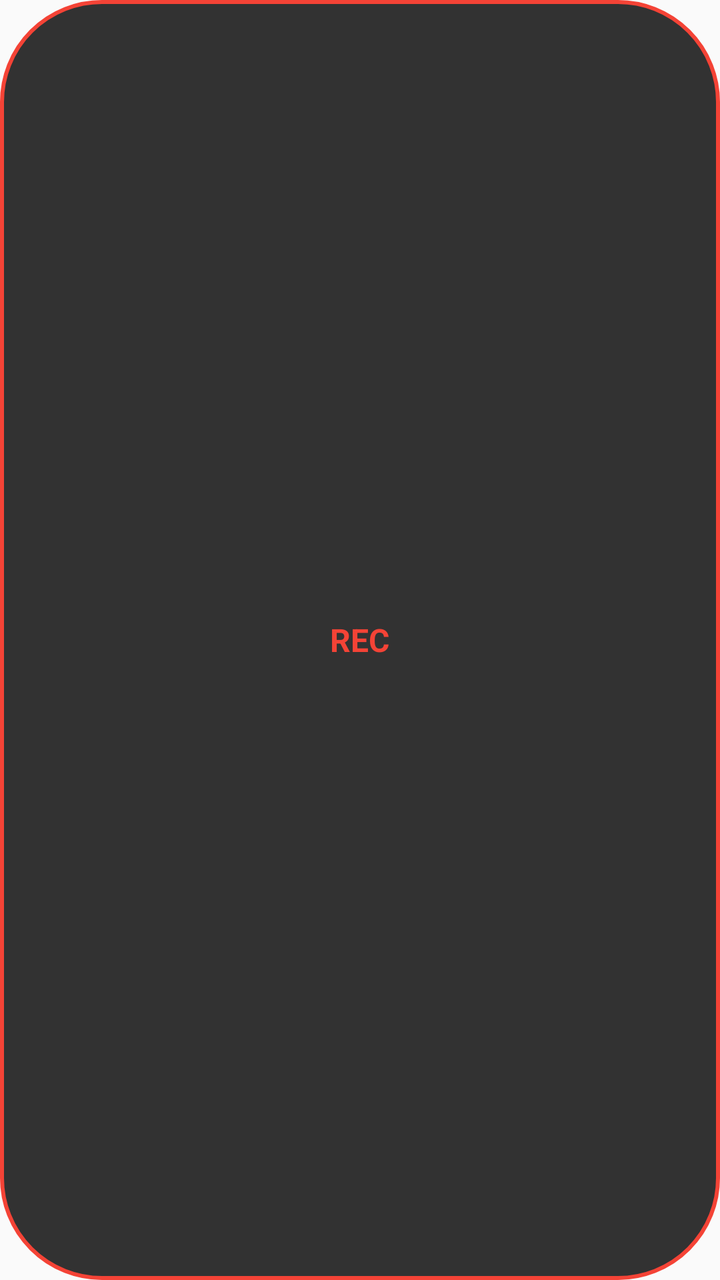
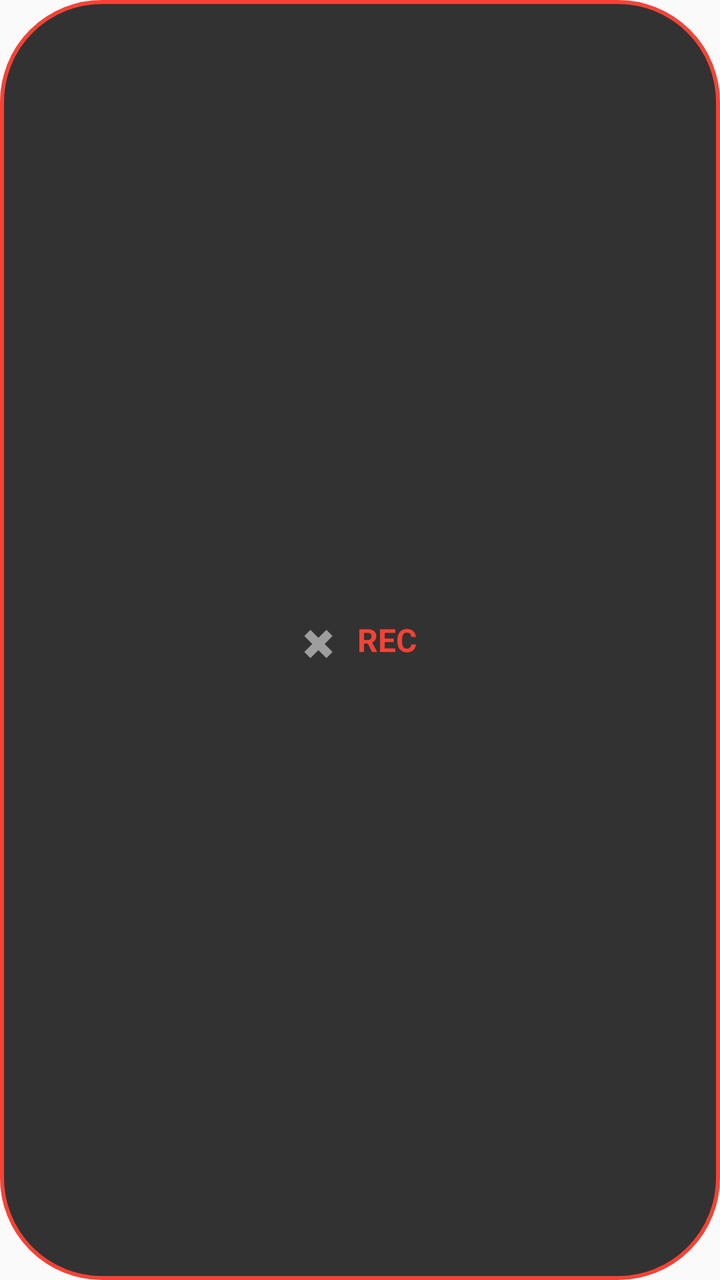

Screens rendered from an Android XML layout before and after an edit, with the pre-edit source and the edit as a unified diff.
<!-- AndroidManifest.xml: application theme Theme.AppCompat.Light.NoActionBar -->
<!-- res/layout/layout_floating_widget.xml -->
<?xml version="1.0" encoding="utf-8"?>
<LinearLayout xmlns:android="http://schemas.android.com/apk/res/android"
    android:id="@+id/floatingRoot"
    android:layout_width="wrap_content"
    android:layout_height="wrap_content"
    android:background="@drawable/bg_floating"
    android:paddingHorizontal="16dp"
    android:paddingVertical="12dp"
    android:orientation="horizontal"
    android:gravity="center"
    android:elevation="8dp">

    
    <TextView
        android:id="@+id/tvAction"
        android:layout_width="wrap_content"
        android:layout_height="wrap_content"
        android:text="REC"
        android:textColor="#F44336"
        android:textStyle="bold"
        android:textSize="16sp"/>

    
    <Chronometer
        android:id="@+id/timer"
        android:layout_width="wrap_content"
        android:layout_height="wrap_content"
        android:layout_marginStart="8dp"
        android:textColor="#FFFFFF"
        android:textStyle="bold"
        android:textSize="16sp"
        android:visibility="gone"/>
</LinearLayout>
<!-- resources referenced by this layout -->
<resources>
  <!-- drawable bg_floating (drawable) -->
  <?xml version="1.0" encoding="utf-8"?>
  <shape xmlns:android="http://schemas.android.com/apk/res/android" android:shape="rectangle">
      
      <corners android:radius="50dp"/>
      
      <solid android:color="#CC000000"/>
      
      <stroke android:width="2dp" android:color="#F44336"/>
  </shape>
</resources>

<!-- the commit's change to res/layout/layout_floating_widget.xml (unified diff, before → after) -->
@@ -4,11 +4,22 @@
     android:layout_width="wrap_content"
     android:layout_height="wrap_content"
     android:background="@drawable/bg_floating"
-    android:paddingHorizontal="16dp"
-    android:paddingVertical="12dp"
+    android:paddingHorizontal="12dp"
+    android:paddingVertical="8dp"
     android:orientation="horizontal"
     android:gravity="center"
     android:elevation="8dp">
+
+    
+    <TextView
+        android:id="@+id/btnClose"
+        android:layout_width="wrap_content"
+        android:layout_height="wrap_content"
+        android:text="✖"
+        android:textColor="#9E9E9E"
+        android:textStyle="bold"
+        android:textSize="18sp"
+        android:paddingEnd="12dp" />
 
     
     <TextView
